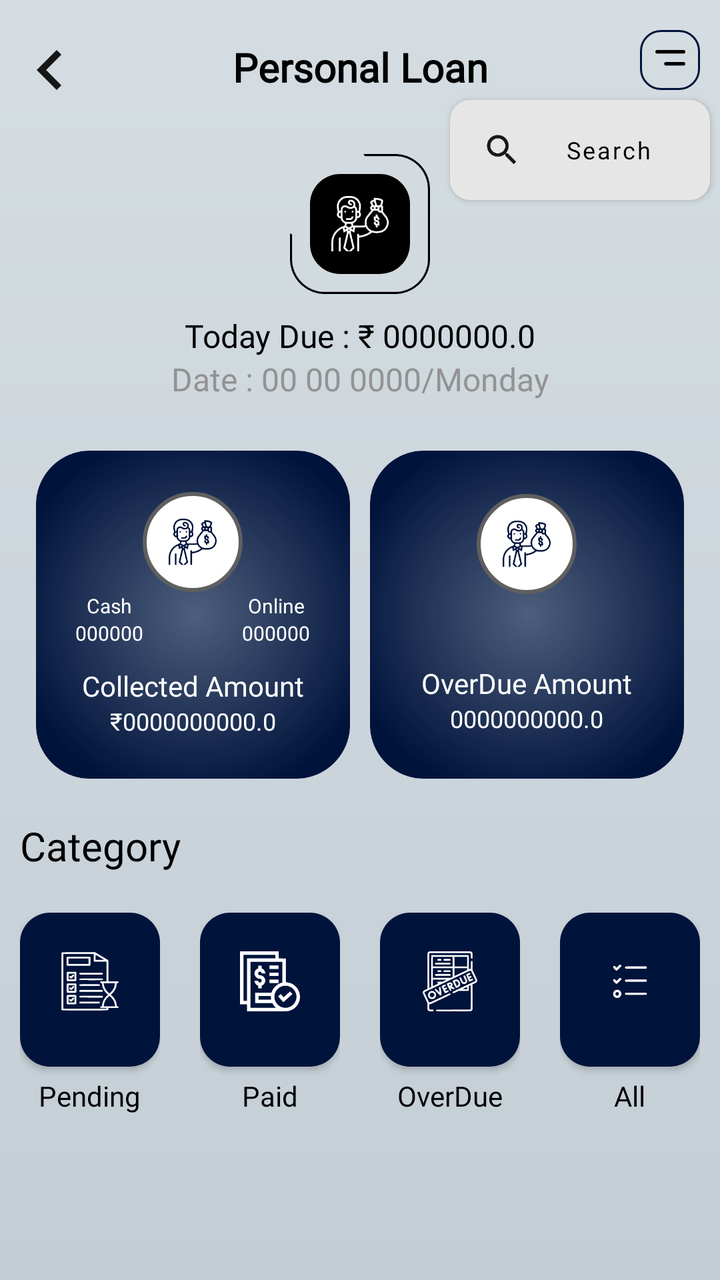
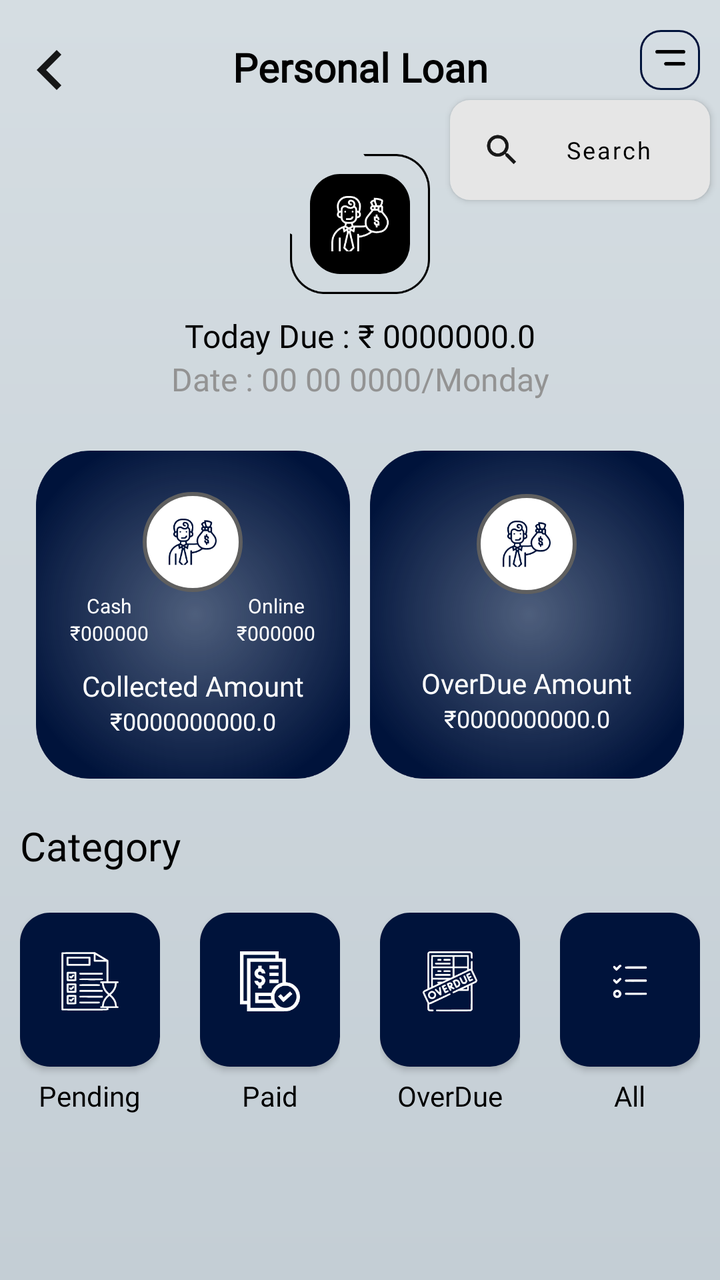

Two renders of the same Android screen: before a commit and after it. Below are the layout's source before the change and the commit's diff.
<!-- AndroidManifest.xml: application theme Theme.VYUVANCollector -->
<!-- res/layout/activity_personalemistatus.xml -->
<?xml version="1.0" encoding="utf-8"?>
<androidx.constraintlayout.widget.ConstraintLayout xmlns:android="http://schemas.android.com/apk/res/android"
    xmlns:app="http://schemas.android.com/apk/res-auto"
    xmlns:tools="http://schemas.android.com/tools"
    android:layout_width="match_parent"
    android:layout_height="match_parent"
    android:id="@+id/const_layout"
    android:background="@drawable/background_2"
    tools:context=".PersonalLoan.StartActivitys.PersonalEmiStatus">


    <TextView
        android:id="@+id/tag_txt"
        android:layout_width="wrap_content"
        android:layout_height="wrap_content"
        android:layout_marginTop="20dp"
        android:fontFamily="@font/open_sans_bold"
        android:text="Personal Loan"
        android:textColor="@color/black"
        android:textSize="20sp"
        android:textStyle="bold"
        app:layout_constraintEnd_toEndOf="parent"
        app:layout_constraintStart_toStartOf="parent"
        app:layout_constraintTop_toTopOf="parent"
        tools:ignore="MissingConstraints" />

    <ImageView
        android:id="@+id/back_btn"
        android:layout_width="50dp"
        android:layout_height="40dp"
        android:layout_marginTop="15dp"
        android:background="@android:color/transparent"
        android:src="@drawable/back_btn_icon"
        app:layout_constraintStart_toStartOf="parent"
        app:layout_constraintTop_toTopOf="parent"
        tools:ignore="MissingConstraints" />

    <com.google.android.material.button.MaterialButton
        android:id="@+id/menu_img"
        android:layout_width="30dp"
        android:layout_height="30dp"
        android:layout_marginTop="15dp"
        android:layout_marginEnd="10dp"
        android:background="@drawable/border_design"
        app:icon="@drawable/menu"
        app:iconGravity="textTop"
        app:iconTint="@color/black"
        app:layout_constraintEnd_toEndOf="parent"
        app:layout_constraintTop_toTopOf="parent"
        tools:ignore="MissingConstraints" />


    <LinearLayout
        android:id="@+id/linearLayout6"
        android:layout_width="wrap_content"
        android:layout_height="wrap_content"
        android:layout_marginTop="30dp"
        android:background="@drawable/half_square_bg"
        android:gravity="center"
        app:layout_constraintEnd_toEndOf="parent"
        app:layout_constraintStart_toStartOf="parent"
        app:layout_constraintTop_toBottomOf="@+id/tag_txt"
        tools:ignore="MissingConstraints">

        <ImageView
            android:layout_width="50dp"
            android:layout_height="50dp"
            android:layout_margin="10dp"
            android:background="@drawable/black_square_bg"
            android:scaleType="center"
            android:src="@drawable/personal_loan_icon_2" />

    </LinearLayout>


    <TextView
        android:id="@+id/totalDue_txt"
        android:layout_width="wrap_content"
        android:layout_height="wrap_content"
        android:layout_marginTop="10dp"
        android:fontFamily="@font/open_sans_regular"
        android:text="Today Due : ₹ 0000000.0"
        android:textColor="@color/black"
        android:textSize="16sp"
        app:layout_constraintEnd_toEndOf="parent"
        app:layout_constraintStart_toStartOf="parent"
        app:layout_constraintTop_toBottomOf="@+id/linearLayout6"
        tools:ignore="MissingConstraints" />


    <TextView
        android:id="@+id/date_txt"
        android:layout_width="wrap_content"
        android:layout_height="wrap_content"
        android:fontFamily="@font/open_sans_regular"
        android:text="Date : 00 00 0000/Monday"
        android:textColor="@color/hint_color"
        android:textSize="16sp"
        app:layout_constraintEnd_toEndOf="parent"
        app:layout_constraintStart_toStartOf="parent"
        app:layout_constraintTop_toBottomOf="@+id/totalDue_txt"
        tools:ignore="MissingConstraints" />

    <LinearLayout
        android:id="@+id/linearLayout7"
        android:layout_width="match_parent"
        android:layout_height="wrap_content"
        android:layout_marginTop="25dp"
        android:gravity="center"
        android:orientation="horizontal"
        app:layout_constraintTop_toBottomOf="@+id/date_txt"
        tools:ignore="MissingConstraints">

        <LinearLayout
            android:layout_width="wrap_content"
            android:layout_height="wrap_content"
            android:layout_marginRight="5dp"
            android:background="@drawable/nav_blue_gradient_bg"
            android:gravity="center"
            android:orientation="vertical">

            <ImageView
                android:layout_width="50dp"
                android:layout_height="50dp"
                android:background="@drawable/circle_border"
                android:scaleType="center"
                android:src="@drawable/personal_loan_icon" />

            <LinearLayout
                android:layout_width="match_parent"
                android:layout_height="wrap_content"
                android:gravity="center"
                android:orientation="horizontal">

                <LinearLayout
                    android:layout_width="wrap_content"
                    android:layout_height="wrap_content"
                    android:layout_marginRight="5dp"
                    android:layout_weight="1"
                    android:gravity="center"
                    android:orientation="vertical">

                    <TextView
                        android:layout_width="wrap_content"
                        android:layout_height="wrap_content"
                        android:text="Cash"
                        android:textColor="@color/white"
                        android:textSize="10sp" />


                    <TextView
                        android:id="@+id/agent_cash_txt"
                        android:layout_width="wrap_content"
                        android:layout_height="wrap_content"
                        android:text="000000"
                        android:textColor="@color/white"
                        android:textSize="10sp" />


                </LinearLayout>


                <LinearLayout
                    android:layout_width="wrap_content"
                    android:layout_height="wrap_content"
                    android:layout_marginLeft="5dp"
                    android:layout_weight="1"
                    android:gravity="center"
                    android:orientation="vertical">

                    <TextView
                        android:layout_width="wrap_content"
                        android:layout_height="wrap_content"
                        android:text="Online"
                        android:textColor="@color/white"
                        android:textSize="10sp" />


                    <TextView
                        android:id="@+id/agent_online_txt"
                        android:layout_width="wrap_content"
                        android:layout_height="wrap_content"
                        android:text="000000"
                        android:textColor="@color/white"
                        android:textSize="10sp" />


                </LinearLayout>


            </LinearLayout>

            <TextView
                android:layout_width="wrap_content"
                android:layout_height="wrap_content"
                android:layout_marginTop="10dp"
                android:fontFamily="@font/open_sans_bold"
                android:text="Collected Amount"
                android:textColor="@color/white"
                android:textSize="14sp"
                app:layout_constraintEnd_toEndOf="parent"
                app:layout_constraintStart_toStartOf="parent"
                app:layout_constraintTop_toBottomOf="@+id/linearLayout6"
                tools:ignore="MissingConstraints" />


            <TextView
                android:id="@+id/agentTotalTxt"
                android:layout_width="wrap_content"
                android:layout_height="wrap_content"
                android:fontFamily="@font/open_sans_bold"
                android:text="₹0000000000.0"
                android:textColor="@color/white"
                android:textSize="12sp"
                app:layout_constraintEnd_toEndOf="parent"
                app:layout_constraintStart_toStartOf="parent"
                app:layout_constraintTop_toBottomOf="@+id/linearLayout6"
                tools:ignore="MissingConstraints" />


        </LinearLayout>

        <LinearLayout
            android:layout_width="wrap_content"
            android:layout_height="wrap_content"
            android:layout_marginLeft="5dp"
            android:background="@drawable/nav_blue_gradient_bg"
            android:gravity="center"
            android:orientation="vertical">

            <ImageView
                android:layout_width="50dp"
                android:layout_height="50dp"
                android:background="@drawable/circle_border"
                android:scaleType="center"
                android:src="@drawable/personal_loan_icon" />

            <TextView
                android:layout_width="wrap_content"
                android:layout_height="wrap_content"
                android:layout_marginTop="35dp"
                android:fontFamily="@font/open_sans_bold"
                android:text="OverDue Amount"
                android:textColor="@color/white"
                android:textSize="14sp"
                app:layout_constraintEnd_toEndOf="parent"
                app:layout_constraintStart_toStartOf="parent"
                app:layout_constraintTop_toBottomOf="@+id/linearLayout6"
                tools:ignore="MissingConstraints" />


            <TextView
                android:id="@+id/overdue_txt"
                android:layout_width="wrap_content"
                android:layout_height="wrap_content"
                android:fontFamily="@font/open_sans_bold"
                android:text="0000000000.0"
                android:textColor="@color/white"
                android:textSize="12sp"
                app:layout_constraintEnd_toEndOf="parent"
                app:layout_constraintStart_toStartOf="parent"
                app:layout_constraintTop_toBottomOf="@+id/linearLayout6"
                tools:ignore="MissingConstraints" />


        </LinearLayout>

    </LinearLayout>

    <TextView
        android:id="@+id/textView6"
        android:layout_width="wrap_content"
        android:layout_height="wrap_content"
        android:layout_marginStart="10dp"
        android:layout_marginTop="20dp"
        android:fontFamily="@font/open_sans_regular"
        android:text="Category"
        android:textColor="@color/black"
        android:textSize="20sp"
        app:layout_constraintStart_toStartOf="parent"
        app:layout_constraintTop_toBottomOf="@+id/linearLayout7" />

    <LinearLayout
        android:id="@+id/linearLayout2"
        android:layout_width="match_parent"
        android:layout_height="wrap_content"
        android:layout_marginTop="10dp"
        android:gravity="center"
        android:orientation="horizontal"
        android:visibility="visible"
        app:layout_constraintEnd_toEndOf="parent"
        app:layout_constraintStart_toStartOf="parent"
        app:layout_constraintTop_toBottomOf="@+id/textView6"
        tools:ignore="MissingConstraints">

        <LinearLayout
            android:layout_width="match_parent"
            android:layout_height="wrap_content"
            android:layout_margin="10dp"
            android:layout_weight="1"
            android:orientation="vertical">

            <com.google.android.material.button.MaterialButton
                android:id="@+id/pending_btn"
                android:layout_width="match_parent"
                android:layout_height="wrap_content"
                android:background="@drawable/nav_blue_button_bg"
                android:gravity="center"
                app:backgroundTint="@null"
                app:icon="@drawable/pending_icon"
                app:iconGravity="textTop"
                app:iconSize="30dp"
                app:iconTint="@color/white"
                app:layout_constraintStart_toEndOf="@+id/weekly_btn"
                app:layout_constraintTop_toBottomOf="@+id/textView"
                tools:ignore="MissingConstraints" />

            <TextView
                android:layout_width="wrap_content"
                android:layout_height="wrap_content"
                android:layout_gravity="center"
                android:layout_marginTop="5dp"
                android:fontFamily="@font/open_sans_regular"
                android:text="Pending"
                android:textColor="@color/black" />

        </LinearLayout>


        <LinearLayout
            android:layout_width="match_parent"
            android:layout_height="wrap_content"
            android:layout_margin="10dp"
            android:layout_weight="1"
            android:orientation="vertical">

            <com.google.android.material.button.MaterialButton
                android:id="@+id/paid_btn"
                android:layout_width="match_parent"
                android:layout_height="wrap_content"
                android:background="@drawable/nav_blue_button_bg"
                app:backgroundTint="@null"
                app:icon="@drawable/paid_icon"
                app:iconGravity="textTop"
                app:iconSize="30dp"
                app:iconTint="@color/white"
                app:layout_constraintStart_toEndOf="@+id/weekly_btn"
                app:layout_constraintTop_toBottomOf="@+id/textView"
                tools:ignore="MissingConstraints" />

            <TextView
                android:layout_width="wrap_content"
                android:layout_height="wrap_content"
                android:layout_gravity="center"
                android:layout_marginTop="5dp"
                android:fontFamily="@font/open_sans_regular"
                android:text="Paid"
                android:textColor="@color/black" />


        </LinearLayout>

        <LinearLayout
            android:layout_width="match_parent"
            android:layout_height="wrap_content"
            android:layout_margin="10dp"
            android:layout_weight="1"
            android:orientation="vertical">

            <com.google.android.material.button.MaterialButton
                android:id="@+id/overdue_btn"
                android:layout_width="match_parent"
                android:layout_height="wrap_content"
                android:background="@drawable/nav_blue_button_bg"
                app:backgroundTint="@null"
                app:icon="@drawable/overdue_icon"
                app:iconGravity="textTop"
                app:iconSize="30dp"
                app:iconTint="@color/white"
                app:layout_constraintEnd_toStartOf="@+id/monthly_btn"
                app:layout_constraintStart_toStartOf="parent"
                app:layout_constraintTop_toBottomOf="@+id/all_btn"
                tools:ignore="MissingConstraints" />

            <TextView
                android:layout_width="wrap_content"
                android:layout_height="wrap_content"
                android:layout_gravity="center"
                android:layout_marginTop="5dp"
                android:fontFamily="@font/open_sans_regular"
                android:text="OverDue"
                android:textColor="@color/black" />


        </LinearLayout>


        <LinearLayout
            android:layout_weight="1"
            android:layout_width="match_parent"
            android:layout_height="wrap_content"
            android:layout_margin="10dp"
            android:orientation="vertical">


            <com.google.android.material.button.MaterialButton
                android:id="@+id/all_btn"
                android:layout_width="match_parent"
                android:layout_height="wrap_content"
                android:background="@drawable/nav_blue_button_bg"
                app:backgroundTint="@null"
                app:icon="@drawable/custom_icon"
                app:iconGravity="textTop"
                app:iconSize="30dp"
                app:iconTint="@color/white"
                app:layout_constraintStart_toEndOf="@+id/weekly_btn"
                app:layout_constraintTop_toBottomOf="@+id/daily_btn"
                tools:ignore="MissingConstraints" />

            <TextView
                android:layout_width="wrap_content"
                android:layout_height="wrap_content"
                android:layout_gravity="center"
                android:layout_marginTop="5dp"
                android:fontFamily="@font/open_sans_regular"
                android:text="All"
                android:textColor="@color/black" />

        </LinearLayout>


    </LinearLayout>


    <com.google.android.material.button.MaterialButton
        android:id="@+id/search_btn"
        android:layout_width="130dp"
        android:layout_height="50dp"
        android:layout_marginTop="5dp"
        android:layout_marginEnd="5dp"
        android:background="@drawable/edittext_background"
        android:fontFamily="@font/poppins_medium"
        android:text="Search"
        android:textAllCaps="false"
        android:textColor="@color/black"
        android:textSize="12sp"
        android:visibility="visible"
        app:backgroundTint="@null"
        app:icon="@drawable/search_icon"
        app:iconSize="20dp"
        app:iconTint="@color/black"
        app:layout_constraintEnd_toEndOf="parent"
        app:layout_constraintTop_toBottomOf="@+id/menu_img"
        tools:ignore="MissingConstraints" />














</androidx.constraintlayout.widget.ConstraintLayout>
<!-- resources referenced by this layout -->
<resources>
  <color name="black">#FF000000</color>
  <color name="hint_color">#939393</color>
  <color name="white">#FFFFFFFF</color>
  <!-- drawable back_btn_icon (drawable) -->
  <vector android:alpha="0.9" android:autoMirrored="true"
      android:height="24dp" android:tint="@color/black"
      android:viewportHeight="24" android:viewportWidth="24"
      android:width="24dp" xmlns:android="http://schemas.android.com/apk/res/android">
      <path android:fillColor="@color/black" android:pathData="M15.41,7.41L14,6l-6,6 6,6 1.41,-1.41L10.83,12z"/>
  </vector>
  <!-- drawable background_2 (drawable) -->
  <?xml version="1.0" encoding="utf-8"?>
  <shape xmlns:android="http://schemas.android.com/apk/res/android">
      <gradient
          android:angle="270"
          android:startColor="#D5DDE2"
          android:type="linear"
          android:endColor="#C4CED5">
      </gradient>
  </shape>
  <!-- drawable black_square_bg (drawable) -->
  <?xml version="1.0" encoding="utf-8"?>
  <selector xmlns:android="http://schemas.android.com/apk/res/android">
      <item>
          <shape android:shape="rectangle">
              <solid android:color="@color/black"/>
              <corners
                  android:radius="15dp"/>
          </shape>
      </item>
  </selector>
  <!-- drawable border_design (drawable) -->
  <?xml version="1.0" encoding="utf-8"?>
  <selector xmlns:android="http://schemas.android.com/apk/res/android">
      <item>
          <shape>
              <solid android:color="@android:color/transparent"/>
              <stroke android:width="1dp"
                  android:color="#5F5F5F"/>
              <corners
                  android:radius="10dp"/>
          </shape>
      </item>
  </selector>
  <!-- drawable circle_border (drawable) -->
  <?xml version="1.0" encoding="utf-8"?>
  <selector xmlns:android="http://schemas.android.com/apk/res/android">
      <item>
          <shape android:shape="oval"
              android:innerRadius="50dp">
              <solid android:color="@color/white"/>
              <stroke android:width="2dp"
                  android:color="#5F5F5F"/>
          </shape>
      </item>
  </selector>
  <!-- drawable edittext_background (drawable) -->
  <?xml version="1.0" encoding="utf-8"?>
  <selector xmlns:android="http://schemas.android.com/apk/res/android">
      <item>
          <shape  android:shape="rectangle">
              <solid android:color="@color/light_gray_bc"/>
              <corners android:radius="10dp"/>
          </shape>
      </item>
  </selector>
  <!-- drawable nav_blue_button_bg (drawable) -->
  <?xml version="1.0" encoding="utf-8"?>
  <selector xmlns:android="http://schemas.android.com/apk/res/android">
      <item>
          <shape android:shape="rectangle">
           <solid android:color="@color/nav_blue"/>
              <corners
               android:radius="15dp"/>
          </shape>
      </item>
  </selector>
  <style name="Theme.VYUVANCollector" parent="Theme.MaterialComponents.DayNight.NoActionBar">
          
          <item name="colorPrimary">@color/colorPrimary</item>
          <item name="colorPrimaryVariant">@color/purple_700</item>
          <item name="colorOnPrimary">@color/white</item>
          
          <item name="colorSecondary">@color/orange_color</item>
          <item name="colorSecondaryVariant">@color/orange_color</item>
          <item name="colorOnSecondary">@color/black</item>
          
          <item name="android:statusBarColor">@color/nav_blue</item>
          
      </style>
  <color name="light_gray_bc">#E6E6E6</color>
  <color name="nav_blue">#00133B</color>
  <color name="colorPrimary">#00133B</color>
  <color name="purple_700">#FF3700B3</color>
  <color name="orange_color">#FF8544</color>
  <!-- unchanged entries left out for length: 10 -->
</resources>

<!-- the commit's change to res/layout/activity_personalemistatus.xml (unified diff, before → after) -->
@@ -152,7 +152,7 @@
                         android:id="@+id/agent_cash_txt"
                         android:layout_width="wrap_content"
                         android:layout_height="wrap_content"
-                        android:text="000000"
+                        android:text="₹000000"
                         android:textColor="@color/white"
                         android:textSize="10sp" />
 
@@ -180,7 +180,7 @@
                         android:id="@+id/agent_online_txt"
                         android:layout_width="wrap_content"
                         android:layout_height="wrap_content"
-                        android:text="000000"
+                        android:text="₹000000"
                         android:textColor="@color/white"
                         android:textSize="10sp" />
 
@@ -254,7 +254,7 @@
                 android:layout_width="wrap_content"
                 android:layout_height="wrap_content"
                 android:fontFamily="@font/open_sans_bold"
-                android:text="0000000000.0"
+                android:text="₹0000000000.0"
                 android:textColor="@color/white"
                 android:textSize="12sp"
                 app:layout_constraintEnd_toEndOf="parent"
